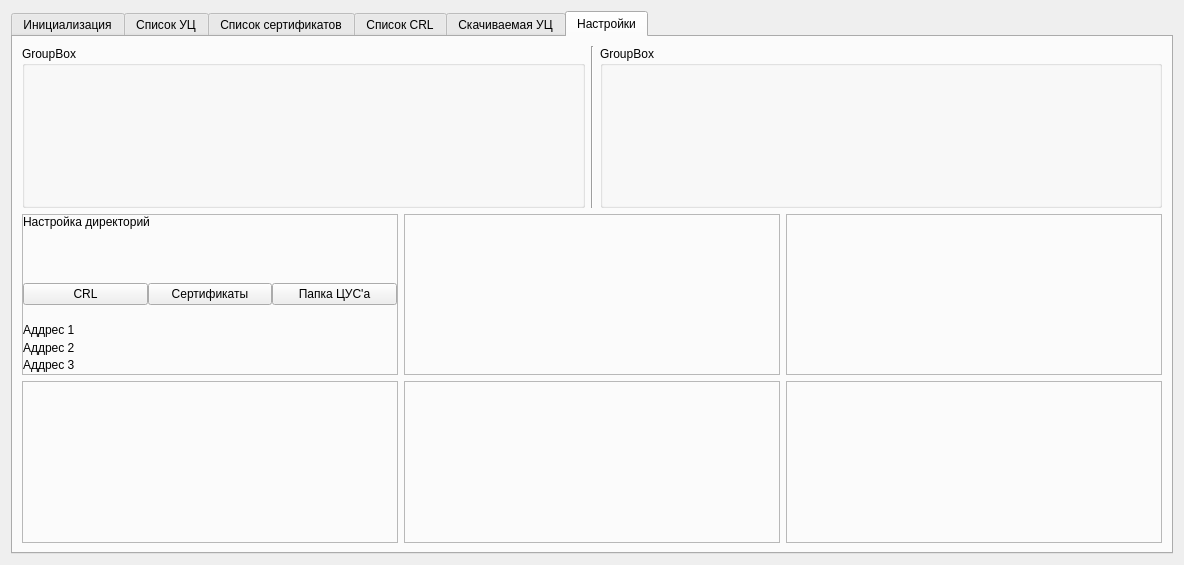
MrSaerus/E-TrustCRLparsing, file main.ui: the form before one commit.
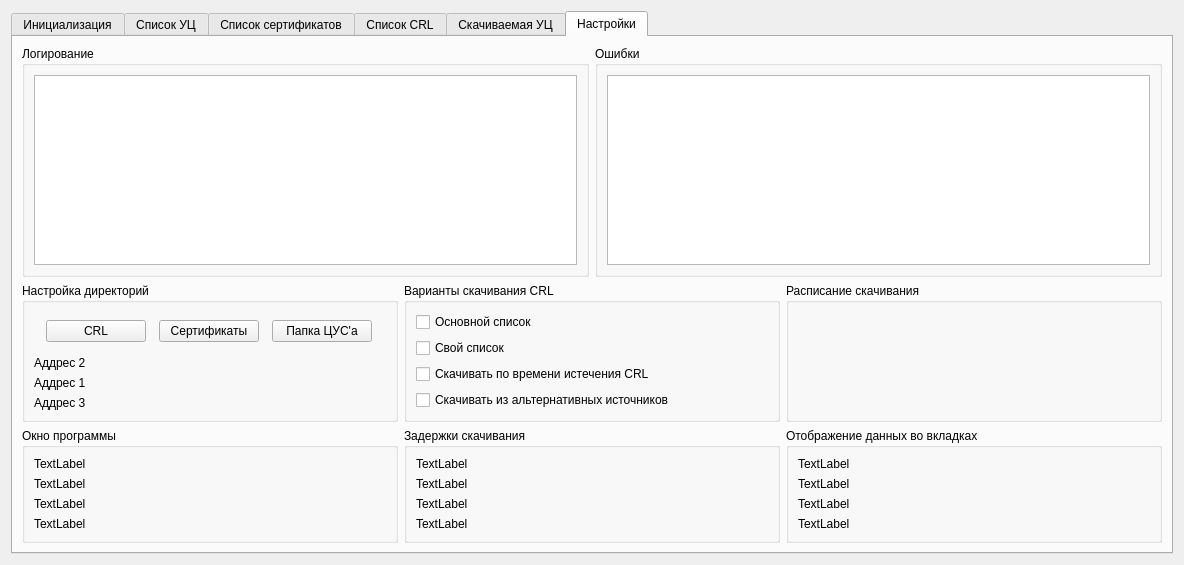
The form after the commit. The open tabs and pages were chosen to show the change.

Diff of the .ui file:
```diff
--- a/main.ui
+++ b/main.ui
@@ -339,6 +339,43 @@
        <string>Скачиваемая УЦ</string>
       </attribute>
       <layout class="QVBoxLayout" name="verticalLayout_13">
+       <item>
+        <layout class="QHBoxLayout" name="horizontalLayout_14">
+         <item>
+          <widget class="QLabel" name="label_12">
+           <property name="text">
+            <string>Вывод информации</string>
+           </property>
+          </widget>
+         </item>
+         <item>
+          <widget class="QPushButton" name="pushButton_7">
+           <property name="maximumSize">
+            <size>
+             <width>200</width>
+             <height>16777215</height>
+            </size>
+           </property>
+           <property name="text">
+            <string>Скачать CRL</string>
+           </property>
+          </widget>
+         </item>
+         <item>
+          <widget class="QPushButton" name="pushButton_8">
+           <property name="maximumSize">
+            <size>
+             <width>200</width>
+             <height>16777215</height>
+            </size>
+           </property>
+           <property name="text">
+            <string>Проверить списки скачивания</string>
+           </property>
+          </widget>
+         </item>
+        </layout>
+       </item>
        <item>
         <layout class="QVBoxLayout" name="verticalLayout_12">
          <item>
@@ -412,28 +449,29 @@
                <item>
                 <widget class="QGroupBox" name="groupBox">
                  <property name="title">
-                  <string>GroupBox</string>
+                  <string>Логирование</string>
                  </property>
-                 <layout class="QHBoxLayout" name="horizontalLayout_11"/>
+                 <layout class="QHBoxLayout" name="horizontalLayout_11">
+                  <item>
+                   <widget class="QTextBrowser" name="textBrowser"/>
+                  </item>
+                 </layout>
                 </widget>
                </item>
               </layout>
              </item>
-             <item>
-              <widget class="Line" name="line">
-               <property name="orientation">
-                <enum>Qt::Vertical</enum>
-               </property>
-              </widget>
-             </item>
              <item>
               <layout class="QVBoxLayout" name="verticalLayout_24">
                <item>
                 <widget class="QGroupBox" name="groupBox_2">
                  <property name="title">
-                  <string>GroupBox</string>
+                  <string>Ошибки</string>
                  </property>
-                 <layout class="QHBoxLayout" name="horizontalLayout_12"/>
+                 <layout class="QHBoxLayout" name="horizontalLayout_12">
+                  <item>
+                   <widget class="QTextBrowser" name="textBrowser_2"/>
+                  </item>
+                 </layout>
                 </widget>
                </item>
               </layout>
@@ -449,42 +487,35 @@
              <item>
               <layout class="QVBoxLayout" name="verticalLayout_20">
                <item>
-                <widget class="QFrame" name="frame_5">
-                 <property name="frameShape">
-                  <enum>QFrame::StyledPanel</enum>
-                 </property>
-                 <property name="frameShadow">
-                  <enum>QFrame::Raised</enum>
+                <widget class="QGroupBox" name="groupBox_8">
+                 <property name="title">
+                  <string>Настройка директорий</string>
                  </property>
                  <layout class="QHBoxLayout" name="horizontalLayout_8">
-                  <property name="spacing">
-                   <number>0</number>
-                  </property>
-                  <property name="leftMargin">
-                   <number>0</number>
-                  </property>
-                  <property name="topMargin">
-                   <number>0</number>
-                  </property>
-                  <property name="rightMargin">
-                   <number>0</number>
-                  </property>
-                  <property name="bottomMargin">
-                   <number>0</number>
-                  </property>
                   <item>
                    <layout class="QVBoxLayout" name="verticalLayout_31">
-                    <item alignment="Qt::AlignTop">
-                     <widget class="QLabel" name="label_12">
-                      <property name="text">
-                       <string>Настройка директорий</string>
-                      </property>
-                     </widget>
-                    </item>
                     <item>
                      <layout class="QHBoxLayout" name="horizontalLayout_9">
+                      <property name="leftMargin">
+                       <number>5</number>
+                      </property>
+                      <property name="topMargin">
+                       <number>5</number>
+                      </property>
+                      <property name="rightMargin">
+                       <number>5</number>
+                      </property>
+                      <property name="bottomMargin">
+                       <number>5</number>
+                      </property>
                       <item alignment="Qt::AlignVCenter">
                        <widget class="QPushButton" name="pushButton_4">
+                        <property name="maximumSize">
+                         <size>
+                          <width>100</width>
+                          <height>16777215</height>
+                         </size>
+                        </property>
                         <property name="text">
                          <string>CRL</string>
                         </property>
@@ -492,6 +523,12 @@
                       </item>
                       <item alignment="Qt::AlignVCenter">
                        <widget class="QPushButton" name="pushButton_5">
+                        <property name="maximumSize">
+                         <size>
+                          <width>100</width>
+                          <height>16777215</height>
+                         </size>
+                        </property>
                         <property name="text">
                          <string>Сертификаты</string>
                         </property>
@@ -499,6 +536,12 @@
                       </item>
                       <item alignment="Qt::AlignVCenter">
                        <widget class="QPushButton" name="pushButton_3">
+                        <property name="maximumSize">
+                         <size>
+                          <width>100</width>
+                          <height>16777215</height>
+                         </size>
+                        </property>
                         <property name="text">
                          <string>Папка ЦУС'а</string>
                         </property>
@@ -508,13 +551,6 @@
                     </item>
                     <item>
                      <layout class="QVBoxLayout" name="verticalLayout_33">
-                      <item>
-                       <widget class="QLabel" name="label_9">
-                        <property name="text">
-                         <string>Аддрес 1</string>
-                        </property>
-                       </widget>
-                      </item>
                       <item>
                        <widget class="QLabel" name="label_10">
                         <property name="text">
@@ -522,6 +558,13 @@
                         </property>
                        </widget>
                       </item>
+                      <item>
+                       <widget class="QLabel" name="label_9">
+                        <property name="text">
+                         <string>Аддрес 1</string>
+                        </property>
+                       </widget>
+                      </item>
                       <item>
                        <widget class="QLabel" name="label_11">
                         <property name="text">
@@ -541,13 +584,44 @@
              <item>
               <layout class="QVBoxLayout" name="verticalLayout_19">
                <item>
-                <widget class="QFrame" name="frame_6">
-                 <property name="frameShape">
-                  <enum>QFrame::StyledPanel</enum>
+                <widget class="QGroupBox" name="groupBox_3">
+                 <property name="title">
+                  <string>Варианты скачивания CRL</string>
                  </property>
-                 <property name="frameShadow">
-                  <enum>QFrame::Raised</enum>
-                 </property>
+                 <layout class="QHBoxLayout" name="horizontalLayout_13">
+                  <item>
+                   <layout class="QVBoxLayout" name="verticalLayout_32">
+                    <item>
+                     <widget class="QCheckBox" name="checkBox">
+                      <property name="text">
+                       <string>Основной список</string>
+                      </property>
+                     </widget>
+                    </item>
+                    <item>
+                     <widget class="QCheckBox" name="checkBox_4">
+                      <property name="text">
+                       <string>Свой список</string>
+                      </property>
+                     </widget>
+                    </item>
+                    <item>
+                     <widget class="QCheckBox" name="checkBox_3">
+                      <property name="text">
+                       <string>Скачивать по времени истечения CRL</string>
+                      </property>
+                     </widget>
+                    </item>
+                    <item>
+                     <widget class="QCheckBox" name="checkBox_2">
+                      <property name="text">
+                       <string>Скачивать из альтернативных источников</string>
+                      </property>
+                     </widget>
+                    </item>
+                   </layout>
+                  </item>
+                 </layout>
                 </widget>
                </item>
               </layout>
@@ -555,12 +629,9 @@
              <item>
               <layout class="QVBoxLayout" name="verticalLayout_26">
                <item>
-                <widget class="QFrame" name="frame_9">
-                 <property name="frameShape">
-                  <enum>QFrame::StyledPanel</enum>
-                 </property>
-                 <property name="frameShadow">
-                  <enum>QFrame::Raised</enum>
+                <widget class="QGroupBox" name="groupBox_7">
+                 <property name="title">
+                  <string>Расписание скачивания</string>
                  </property>
                 </widget>
                </item>
@@ -579,13 +650,44 @@
                <item>
                 <layout class="QVBoxLayout" name="verticalLayout_22">
                  <item>
-                  <widget class="QFrame" name="frame_4">
-                   <property name="frameShape">
-                    <enum>QFrame::StyledPanel</enum>
+                  <widget class="QGroupBox" name="groupBox_4">
+                   <property name="title">
+                    <string>Окно программы</string>
                    </property>
-                   <property name="frameShadow">
-                    <enum>QFrame::Raised</enum>
-                   </property>
+                   <layout class="QHBoxLayout" name="horizontalLayout_17">
+                    <item>
+                     <layout class="QVBoxLayout" name="verticalLayout_34">
+                      <item>
+                       <widget class="QLabel" name="label_13">
+                        <property name="text">
+                         <string>TextLabel</string>
+                        </property>
+                       </widget>
+                      </item>
+                      <item>
+                       <widget class="QLabel" name="label_15">
+                        <property name="text">
+                         <string>TextLabel</string>
+                        </property>
+                       </widget>
+                      </item>
+                      <item>
+                       <widget class="QLabel" name="label_16">
+                        <property name="text">
+                         <string>TextLabel</string>
+                        </property>
+                       </widget>
+                      </item>
+                      <item>
+                       <widget class="QLabel" name="label_14">
+                        <property name="text">
+                         <string>TextLabel</string>
+                        </property>
+                       </widget>
+                      </item>
+                     </layout>
+                    </item>
+                   </layout>
                   </widget>
                  </item>
                 </layout>
@@ -593,13 +695,44 @@
                <item>
                 <layout class="QVBoxLayout" name="verticalLayout_28">
                  <item>
-                  <widget class="QFrame" name="frame_12">
-                   <property name="frameShape">
-                    <enum>QFrame::StyledPanel</enum>
+                  <widget class="QGroupBox" name="groupBox_5">
+                   <property name="title">
+                    <string>Задержки скачивания</string>
                    </property>
-                   <property name="frameShadow">
-                    <enum>QFrame::Raised</enum>
-                   </property>
+                   <layout class="QHBoxLayout" name="horizontalLayout_16">
+                    <item>
+                     <layout class="QVBoxLayout" name="verticalLayout_35">
+                      <item>
+                       <widget class="QLabel" name="label_17">
+                        <property name="text">
+                         <string>TextLabel</string>
+                        </property>
+                       </widget>
+                      </item>
+                      <item>
+                       <widget class="QLabel" name="label_20">
+                        <property name="text">
+                         <string>TextLabel</string>
+                        </property>
+                       </widget>
+                      </item>
+                      <item>
+                       <widget class="QLabel" name="label_19">
+                        <property name="text">
+                         <string>TextLabel</string>
+                        </property>
+                       </widget>
+                      </item>
+                      <item>
+                       <widget class="QLabel" name="label_18">
+                        <property name="text">
+                         <string>TextLabel</string>
+                        </property>
+                       </widget>
+                      </item>
+                     </layout>
+                    </item>
+                   </layout>
                   </widget>
                  </item>
                 </layout>
@@ -607,13 +740,44 @@
                <item>
                 <layout class="QVBoxLayout" name="verticalLayout_21">
                  <item>
-                  <widget class="QFrame" name="frame_10">
-                   <property name="frameShape">
-                    <enum>QFrame::StyledPanel</enum>
+                  <widget class="QGroupBox" name="groupBox_6">
+                   <property name="title">
+                    <string>Отображение данных во вкладках</string>
                    </property>
-                   <property name="frameShadow">
-                    <enum>QFrame::Raised</enum>
-                   </property>
+                   <layout class="QHBoxLayout" name="horizontalLayout_15">
+                    <item>
+                     <layout class="QVBoxLayout" name="verticalLayout_36">
+                      <item>
+                       <widget class="QLabel" name="label_21">
+                        <property name="text">
+                         <string>TextLabel</string>
+                        </property>
+                       </widget>
+                      </item>
+                      <item>
+                       <widget class="QLabel" name="label_23">
+                        <property name="text">
+                         <string>TextLabel</string>
+                        </property>
+                       </widget>
+                      </item>
+                      <item>
+                       <widget class="QLabel" name="label_24">
+                        <property name="text">
+                         <string>TextLabel</string>
+                        </property>
+                       </widget>
+                      </item>
+                      <item>
+                       <widget class="QLabel" name="label_22">
+                        <property name="text">
+                         <string>TextLabel</string>
+                        </property>
+                       </widget>
+                      </item>
+                     </layout>
+                    </item>
+                   </layout>
                   </widget>
                  </item>
                 </layout>
```
Left out of the diff: 9 changed lines with no effect on the pictures.
